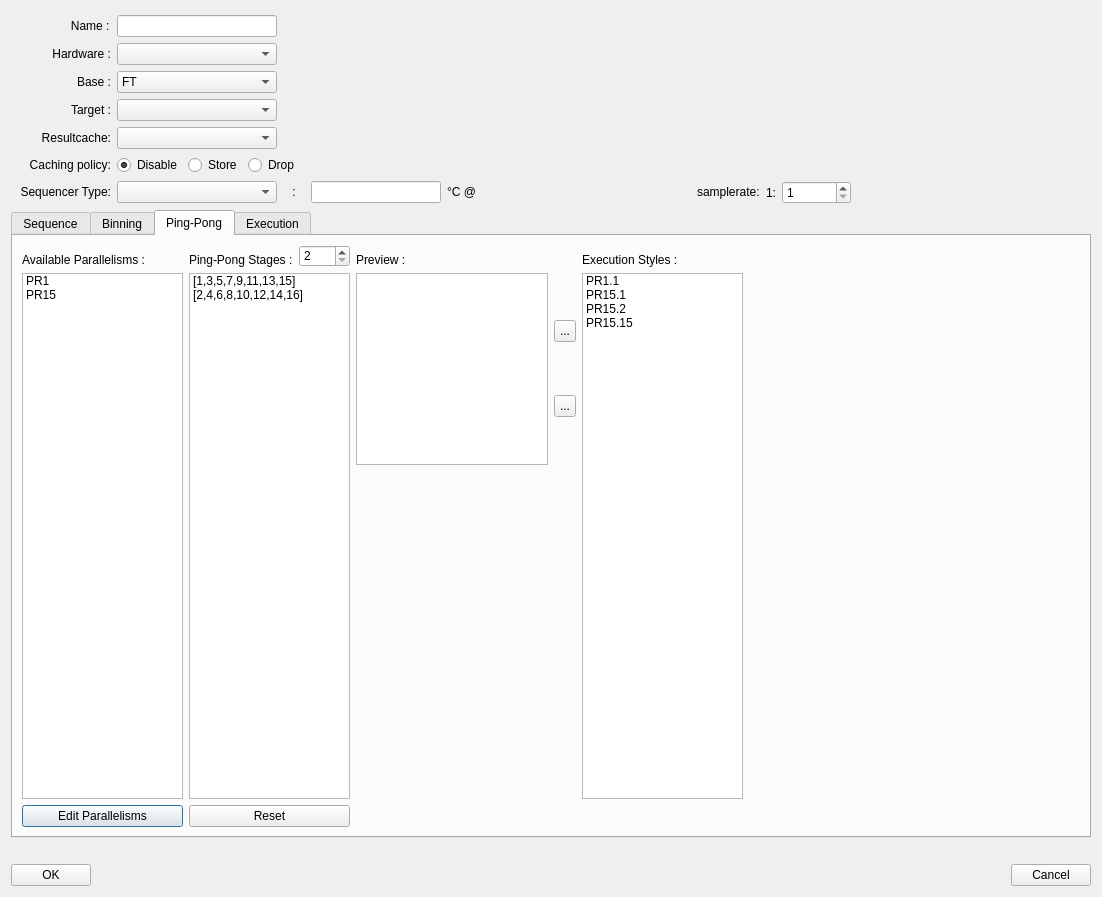
Semi-ATE/Semi-ATE, file ATE/spyder/widgets/actions_on/program/TestProgramWizard.ui: the form before one commit.
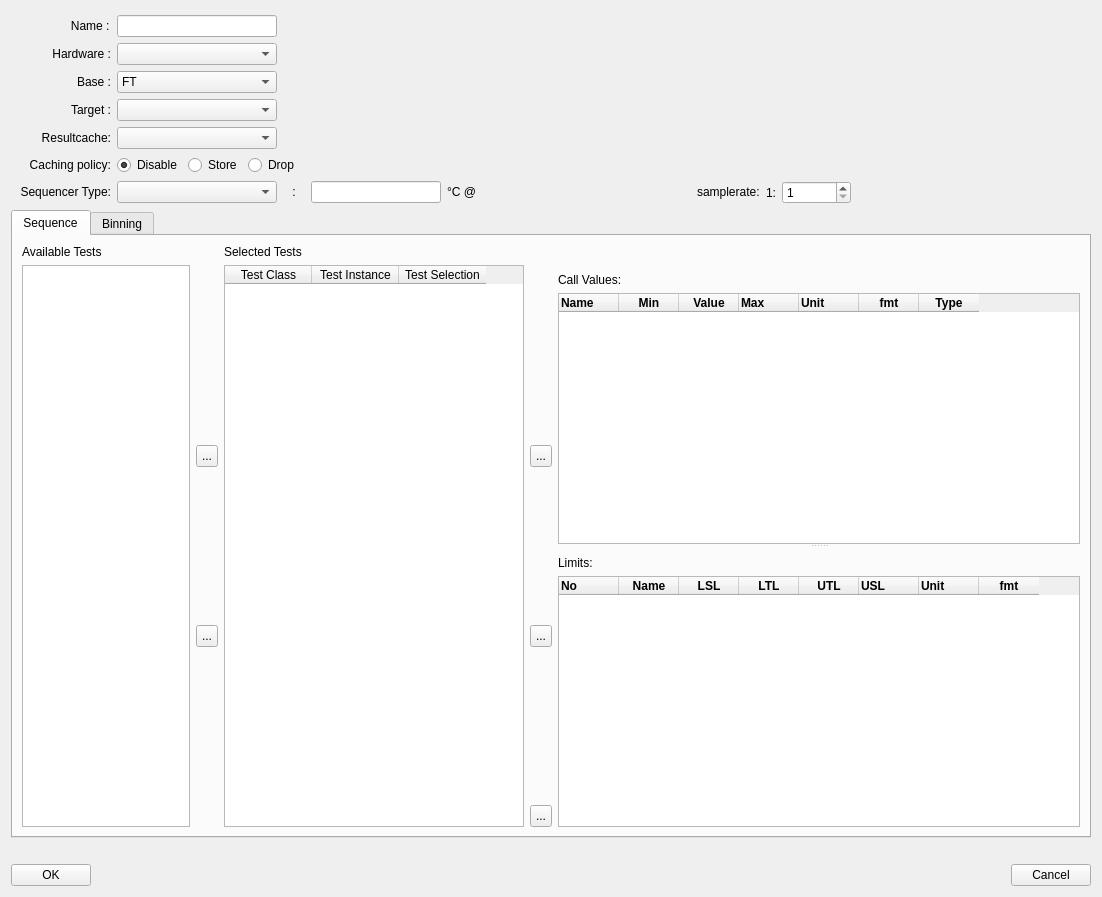
The form after the commit. The open tabs and pages were chosen to show the change.

What changed in the file:
```diff
--- a/ATE/spyder/widgets/actions_on/program/TestProgramWizard.ui
+++ b/ATE/spyder/widgets/actions_on/program/TestProgramWizard.ui
@@ -1246,7 +1246,7 @@
            </property>
            <property name="maximumSize">
             <size>
-             <width>250</width>
+             <width>300</width>
              <height>16777215</height>
             </size>
            </property>
@@ -1385,725 +1385,6 @@
          </item>
         </layout>
        </widget>
-       <widget class="QWidget" name="pingpongTab">
-        <attribute name="title">
-         <string>Ping-Pong</string>
-        </attribute>
-        <attribute name="toolTip">
-         <string>Edit test program parallelism</string>
-        </attribute>
-        <layout class="QGridLayout" name="gridLayout_2">
-         <item row="0" column="0">
-          <layout class="QHBoxLayout" name="horizontalLayout_3">
-           <item>
-            <layout class="QVBoxLayout" name="verticalLayout">
-             <item>
-              <widget class="QLabel" name="availableParallelismsLabel">
-               <property name="sizePolicy">
-                <sizepolicy hsizetype="Fixed" vsizetype="Fixed">
-                 <horstretch>0</horstretch>
-                 <verstretch>0</verstretch>
-                </sizepolicy>
-               </property>
-               <property name="minimumSize">
-                <size>
-                 <width>151</width>
-                 <height>22</height>
-                </size>
-               </property>
-               <property name="maximumSize">
-                <size>
-                 <width>151</width>
-                 <height>22</height>
-                </size>
-               </property>
-               <property name="text">
-                <string>Available Parallelisms :</string>
-               </property>
-               <property name="alignment">
-                <set>Qt::AlignBottom|Qt::AlignLeading|Qt::AlignLeft</set>
-               </property>
-              </widget>
-             </item>
-             <item>
-              <widget class="QListWidget" name="parallelism">
-               <property name="sizePolicy">
-                <sizepolicy hsizetype="Fixed" vsizetype="Expanding">
-                 <horstretch>0</horstretch>
-                 <verstretch>0</verstretch>
-                </sizepolicy>
-               </property>
-               <property name="minimumSize">
-                <size>
-                 <width>161</width>
-                 <height>192</height>
-                </size>
-               </property>
-               <property name="maximumSize">
-                <size>
-                 <width>161</width>
-                 <height>16777215</height>
-                </size>
-               </property>
-               <item>
-                <property name="text">
-                 <string>PR1</string>
-                </property>
-               </item>
-               <item>
-                <property name="text">
-                 <string>PR15</string>
-                </property>
-               </item>
-              </widget>
-             </item>
-             <item>
-              <widget class="QPushButton" name="gotoHardware">
-               <property name="minimumSize">
-                <size>
-                 <width>161</width>
-                 <height>22</height>
-                </size>
-               </property>
-               <property name="maximumSize">
-                <size>
-                 <width>161</width>
-                 <height>22</height>
-                </size>
-               </property>
-               <property name="text">
-                <string>Edit Parallelisms</string>
-               </property>
-              </widget>
-             </item>
-            </layout>
-           </item>
-           <item>
-            <layout class="QVBoxLayout" name="verticalLayout_3">
-             <item>
-              <layout class="QHBoxLayout" name="horizontalLayout">
-               <item>
-                <widget class="QLabel" name="label_13">
-                 <property name="sizePolicy">
-                  <sizepolicy hsizetype="Minimum" vsizetype="Fixed">
-                   <horstretch>0</horstretch>
-                   <verstretch>0</verstretch>
-                  </sizepolicy>
-                 </property>
-                 <property name="minimumSize">
-                  <size>
-                   <width>90</width>
-                   <height>22</height>
-                  </size>
-                 </property>
-                 <property name="maximumSize">
-                  <size>
-                   <width>200</width>
-                   <height>22</height>
-                  </size>
-                 </property>
-                 <property name="text">
-                  <string>Ping-Pong Stages :</string>
-                 </property>
-                 <property name="alignment">
-                  <set>Qt::AlignBottom|Qt::AlignLeading|Qt::AlignLeft</set>
-                 </property>
-                </widget>
-               </item>
-               <item>
-                <widget class="QSpinBox" name="pingpongStages">
-                 <property name="sizePolicy">
-                  <sizepolicy hsizetype="Fixed" vsizetype="Fixed">
-                   <horstretch>0</horstretch>
-                   <verstretch>0</verstretch>
-                  </sizepolicy>
-                 </property>
-                 <property name="minimumSize">
-                  <size>
-                   <width>51</width>
-                   <height>22</height>
-                  </size>
-                 </property>
-                 <property name="maximumSize">
-                  <size>
-                   <width>51</width>
-                   <height>22</height>
-                  </size>
-                 </property>
-                 <property name="minimum">
-                  <number>2</number>
-                 </property>
-                 <property name="maximum">
-                  <number>16</number>
-                 </property>
-                </widget>
-               </item>
-              </layout>
-             </item>
-             <item>
-              <widget class="QListWidget" name="pingpongDefinition">
-               <property name="sizePolicy">
-                <sizepolicy hsizetype="Fixed" vsizetype="Expanding">
-                 <horstretch>0</horstretch>
-                 <verstretch>0</verstretch>
-                </sizepolicy>
-               </property>
-               <property name="minimumSize">
-                <size>
-                 <width>161</width>
-                 <height>192</height>
-                </size>
-               </property>
-               <property name="maximumSize">
-                <size>
-                 <width>161</width>
-                 <height>16777215</height>
-                </size>
-               </property>
-               <item>
-                <property name="text">
-                 <string>[1,3,5,7,9,11,13,15]</string>
-                </property>
-               </item>
-               <item>
-                <property name="text">
-                 <string>[2,4,6,8,10,12,14,16]</string>
-                </property>
-               </item>
-              </widget>
-             </item>
-             <item>
-              <widget class="QPushButton" name="reset">
-               <property name="sizePolicy">
-                <sizepolicy hsizetype="Fixed" vsizetype="Fixed">
-                 <horstretch>0</horstretch>
-                 <verstretch>0</verstretch>
-                </sizepolicy>
-               </property>
-               <property name="minimumSize">
-                <size>
-                 <width>161</width>
-                 <height>22</height>
-                </size>
-               </property>
-               <property name="maximumSize">
-                <size>
-                 <width>161</width>
-                 <height>22</height>
-                </size>
-               </property>
-               <property name="text">
-                <string>Reset</string>
-               </property>
-              </widget>
-             </item>
-            </layout>
-           </item>
-           <item>
-            <layout class="QVBoxLayout" name="verticalLayout_5">
-             <item>
-              <widget class="QLabel" name="previewLabel">
-               <property name="sizePolicy">
-                <sizepolicy hsizetype="Minimum" vsizetype="Fixed">
-                 <horstretch>0</horstretch>
-                 <verstretch>0</verstretch>
-                </sizepolicy>
-               </property>
-               <property name="minimumSize">
-                <size>
-                 <width>192</width>
-                 <height>22</height>
-                </size>
-               </property>
-               <property name="maximumSize">
-                <size>
-                 <width>16777215</width>
-                 <height>22</height>
-                </size>
-               </property>
-               <property name="text">
-                <string>Preview :</string>
-               </property>
-               <property name="alignment">
-                <set>Qt::AlignBottom|Qt::AlignLeading|Qt::AlignLeft</set>
-               </property>
-              </widget>
-             </item>
-             <item>
-              <layout class="QHBoxLayout" name="horizontalLayout_2">
-               <item>
-                <widget class="QTableWidget" name="tableWidget">
-                 <property name="sizePolicy">
-                  <sizepolicy hsizetype="Fixed" vsizetype="Fixed">
-                   <horstretch>0</horstretch>
-                   <verstretch>0</verstretch>
-                  </sizepolicy>
-                 </property>
-                 <property name="minimumSize">
-                  <size>
-                   <width>192</width>
-                   <height>192</height>
-                  </size>
-                 </property>
-                 <property name="maximumSize">
-                  <size>
-                   <width>192</width>
-                   <height>192</height>
-                  </size>
-                 </property>
-                </widget>
-               </item>
-               <item>
-                <layout class="QVBoxLayout" name="verticalLayout_4">
-                 <item>
-                  <spacer name="verticalSpacer_8">
-                   <property name="orientation">
-                    <enum>Qt::Vertical</enum>
-                   </property>
-                   <property name="sizeType">
-                    <enum>QSizePolicy::Minimum</enum>
-                   </property>
-                   <property name="sizeHint" stdset="0">
-                    <size>
-                     <width>20</width>
-                     <height>40</height>
-                    </size>
-                   </property>
-                  </spacer>
-                 </item>
-                 <item>
-                  <widget class="QToolButton" name="addPingpong">
-                   <property name="minimumSize">
-                    <size>
-                     <width>22</width>
-                     <height>22</height>
-                    </size>
-                   </property>
-                   <property name="maximumSize">
-                    <size>
-                     <width>22</width>
-                     <height>22</height>
-                    </size>
-                   </property>
-                   <property name="text">
-                    <string>...</string>
-                   </property>
-                  </widget>
-                 </item>
-                 <item>
-                  <spacer name="verticalSpacer_7">
-                   <property name="orientation">
-                    <enum>Qt::Vertical</enum>
-                   </property>
-                   <property name="sizeType">
-                    <enum>QSizePolicy::Minimum</enum>
-                   </property>
-                   <property name="sizeHint" stdset="0">
-                    <size>
-                     <width>20</width>
-                     <height>40</height>
-                    </size>
-                   </property>
-                  </spacer>
-                 </item>
-                 <item>
-                  <widget class="QToolButton" name="removePingpong">
-                   <property name="minimumSize">
-                    <size>
-                     <width>22</width>
-                     <height>22</height>
-                    </size>
-                   </property>
-                   <property name="maximumSize">
-                    <size>
-                     <width>22</width>
-                     <height>22</height>
-                    </size>
-                   </property>
-                   <property name="text">
-                    <string>...</string>
-                   </property>
-                  </widget>
-                 </item>
-                 <item>
-                  <spacer name="verticalSpacer_9">
-                   <property name="orientation">
-                    <enum>Qt::Vertical</enum>
-                   </property>
-                   <property name="sizeType">
-                    <enum>QSizePolicy::Minimum</enum>
-                   </property>
-                   <property name="sizeHint" stdset="0">
-                    <size>
-                     <width>20</width>
-                     <height>40</height>
-                    </size>
-                   </property>
-                  </spacer>
-                 </item>
-                </layout>
-               </item>
-              </layout>
-             </item>
-             <item>
-              <widget class="QLabel" name="previewPlaceholder">
-               <property name="sizePolicy">
-                <sizepolicy hsizetype="Fixed" vsizetype="Expanding">
-                 <horstretch>0</horstretch>
-                 <verstretch>0</verstretch>
-                </sizepolicy>
-               </property>
-               <property name="minimumSize">
-                <size>
-                 <width>192</width>
-                 <height>22</height>
-                </size>
-               </property>
-               <property name="maximumSize">
-                <size>
-                 <width>100</width>
-                 <height>16777215</height>
-                </size>
-               </property>
-               <property name="text">
-                <string/>
-               </property>
-               <property name="alignment">
-                <set>Qt::AlignCenter</set>
-               </property>
-              </widget>
-             </item>
-            </layout>
-           </item>
-           <item>
-            <layout class="QVBoxLayout" name="executionStyleLayout">
-             <item>
-              <widget class="QLabel" name="executionStyleLabel">
-               <property name="sizePolicy">
-                <sizepolicy hsizetype="Fixed" vsizetype="Fixed">
-                 <horstretch>0</horstretch>
-                 <verstretch>0</verstretch>
-                </sizepolicy>
-               </property>
-               <property name="minimumSize">
-                <size>
-                 <width>161</width>
-                 <height>22</height>
-                </size>
-               </property>
-               <property name="maximumSize">
-                <size>
-                 <width>161</width>
-                 <height>22</height>
-                </size>
-               </property>
-               <property name="text">
-                <string>Execution Styles :</string>
-               </property>
-               <property name="alignment">
-                <set>Qt::AlignBottom|Qt::AlignLeading|Qt::AlignLeft</set>
-               </property>
-              </widget>
-             </item>
-             <item>
-              <widget class="QListWidget" name="executionStyle">
-               <property name="sizePolicy">
-                <sizepolicy hsizetype="Fixed" vsizetype="Expanding">
-                 <horstretch>0</horstretch>
-                 <verstretch>0</verstretch>
-                </sizepolicy>
-               </property>
-               <property name="minimumSize">
-                <size>
-                 <width>161</width>
-                 <height>192</height>
-                </size>
-               </property>
-               <property name="maximumSize">
-                <size>
-                 <width>161</width>
-                 <height>16777215</height>
-                </size>
-               </property>
-               <item>
-                <property name="text">
-                 <string>PR1.1</string>
-                </property>
-               </item>
-               <item>
-                <property name="text">
-                 <string>PR15.1</string>
-                </property>
-               </item>
-               <item>
-                <property name="text">
-                 <string>PR15.2</string>
-                </property>
-               </item>
-               <item>
-                <property name="text">
-                 <string>PR15.15</string>
-                </property>
-               </item>
-              </widget>
-             </item>
-             <item>
-              <widget class="QLabel" name="executionStylePlaceholder">
-               <property name="sizePolicy">
-                <sizepolicy hsizetype="Fixed" vsizetype="Fixed">
-                 <horstretch>0</horstretch>
-                 <verstretch>0</verstretch>
-                </sizepolicy>
-               </property>
-               <property name="minimumSize">
-                <size>
-                 <width>161</width>
-                 <height>22</height>
-                </size>
-               </property>
-               <property name="maximumSize">
-                <size>
-                 <width>161</width>
-                 <height>22</height>
-                </size>
-               </property>
-               <property name="text">
-                <string/>
-               </property>
-               <property name="alignment">
-                <set>Qt::AlignCenter</set>
-               </property>
-              </widget>
-             </item>
-            </layout>
-           </item>
-           <item>
-            <spacer name="horizontalSpacer_9">
-             <property name="orientation">
-              <enum>Qt::Horizontal</enum>
-             </property>
-             <property name="sizeHint" stdset="0">
-              <size>
-               <width>10</width>
-               <height>20</height>
-              </size>
-             </property>
-            </spacer>
-           </item>
-          </layout>
-         </item>
-        </layout>
-       </widget>
-       <widget class="QWidget" name="executionTab">
-        <attribute name="title">
-         <string>Execution</string>
-        </attribute>
-        <layout class="QGridLayout" name="gridLayout_4">
-         <item row="0" column="0">
-          <layout class="QHBoxLayout" name="executionLayout">
-           <item>
-            <widget class="QTableWidget" name="execution">
-             <row>
-              <property name="text">
-               <string>1</string>
-              </property>
-             </row>
-             <row>
-              <property name="text">
-               <string>2</string>
-              </property>
-             </row>
-             <row>
-              <property name="text">
-               <string>3</string>
-              </property>
-             </row>
-             <row>
-              <property name="text">
-               <string>4</string>
-              </property>
-             </row>
-             <row>
-              <property name="text">
-               <string>5</string>
-              </property>
-             </row>
-             <row>
-              <property name="text">
-               <string>6</string>
-              </property>
-             </row>
-             <row>
-              <property name="text">
-               <string>7</string>
-              </property>
-             </row>
-             <row>
-              <property name="text">
-               <string>8</string>
-              </property>
-             </row>
-             <row>
-              <property name="text">
-               <string>9</string>
-              </property>
-             </row>
-             <row>
-              <property name="text">
-               <string>10</string>
-              </property>
-             </row>
-             <row>
-              <property name="text">
-               <string>11</string>
-              </property>
-             </row>
-             <row>
-              <property name="text">
-               <string>12</string>
-              </property>
-             </row>
-             <row>
-              <property name="text">
-               <string>13</string>
-              </property>
-             </row>
-             <row>
-              <property name="text">
-               <string>14</string>
-              </property>
-             </row>
-             <row>
-              <property name="text">
-               <string>15</string>
-              </property>
-             </row>
-             <row>
-              <property name="text">
-               <string>16</string>
-              </property>
-             </row>
-             <row>
-              <property name="text">
-               <string>17</string>
-              </property>
-             </row>
-             <column>
-              <property name="text">
-               <string>Test</string>
-              </property>
-              <property name="textAlignment">
-               <set>AlignLeading|AlignVCenter</set>
-              </property>
-             </column>
-             <column>
-              <property name="text">
-               <string>PR1</string>
-              </property>
-              <property name="textAlignment">
-               <set>AlignCenter</set>
-              </property>
-             </column>
-             <column>
-              <property name="text">
-               <string>PR15</string>
-              </property>
-              <property name="textAlignment">
-               <set>AlignCenter</set>
-              </property>
-             </column>
-             <item row="0" column="0">
-              <property name="text">
-               <string>Contact</string>
-              </property>
-             </item>
-             <item row="0" column="1">
-              <property name="text">
-               <string>PR1.1</string>
-              </property>
-              <property name="textAlignment">
-               <set>AlignCenter</set>
-              </property>
-             </item>
-             <item row="0" column="2">
-              <property name="text">
-               <string>PR15.1</string>
-              </property>
-              <property name="textAlignment">
-               <set>AlignCenter</set>
-              </property>
-             </item>
-             <item row="1" column="0">
-              <property name="text">
-               <string>...</string>
-              </property>
-             </item>
-             <item row="2" column="0">
-              <property name="text">
-               <string>Sensitive</string>
-              </property>
-             </item>
-             <item row="2" column="1">
-              <property name="text">
-               <string>PR1.1</string>
-              </property>
-              <property name="textAlignment">
-               <set>AlignCenter</set>
-              </property>
-             </item>
-             <item row="2" column="2">
-              <property name="text">
-               <string>PR15.2</string>
-              </property>
-              <property name="textAlignment">
-               <set>AlignCenter</set>
-              </property>
-             </item>
-             <item row="3" column="0">
-              <property name="text">
-               <string>...</string>
-              </property>
-             </item>
-             <item row="4" column="0">
-              <property name="text">
-               <string>VerySemsitive</string>
-              </property>
-             </item>
-             <item row="4" column="1">
-              <property name="text">
-               <string>PR1.1</string>
-              </property>
-              <property name="textAlignment">
-               <set>AlignCenter</set>
-              </property>
-             </item>
-             <item row="4" column="2">
-              <property name="text">
-               <string>PR15.15</string>
-              </property>
-              <property name="textAlignment">
-               <set>AlignCenter</set>
-              </property>
-             </item>
-            </widget>
-           </item>
-           <item>
-            <spacer name="horizontalSpacer">
-             <property name="orientation">
-              <enum>Qt::Horizontal</enum>
-             </property>
-             <property name="sizeHint" stdset="0">
-              <size>
-               <width>40</width>
-               <height>20</height>
-              </size>
-             </property>
-            </spacer>
-           </item>
-          </layout>
-         </item>
-        </layout>
-       </widget>
       </widget>
      </item>
      <item>
```
Left out of the diff: 8 changed lines with no effect on the pictures.
